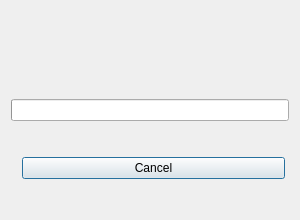
pionere/d1-graphics-tool, file source/progressdialog.ui: the form before one commit.
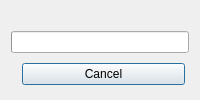
The form after the commit.

What changed in the file:
```diff
--- a/source/progressdialog.ui
+++ b/source/progressdialog.ui
@@ -2,14 +2,6 @@
 <ui version="4.0">
  <class>ProgressDialog</class>
  <widget class="QDialog" name="ProgressDialog">
-  <property name="geometry">
-   <rect>
-    <x>0</x>
-    <y>0</y>
-    <width>300</width>
-    <height>220</height>
-   </rect>
-  </property>
   <property name="modal">
    <bool>true</bool>
   </property>
```
